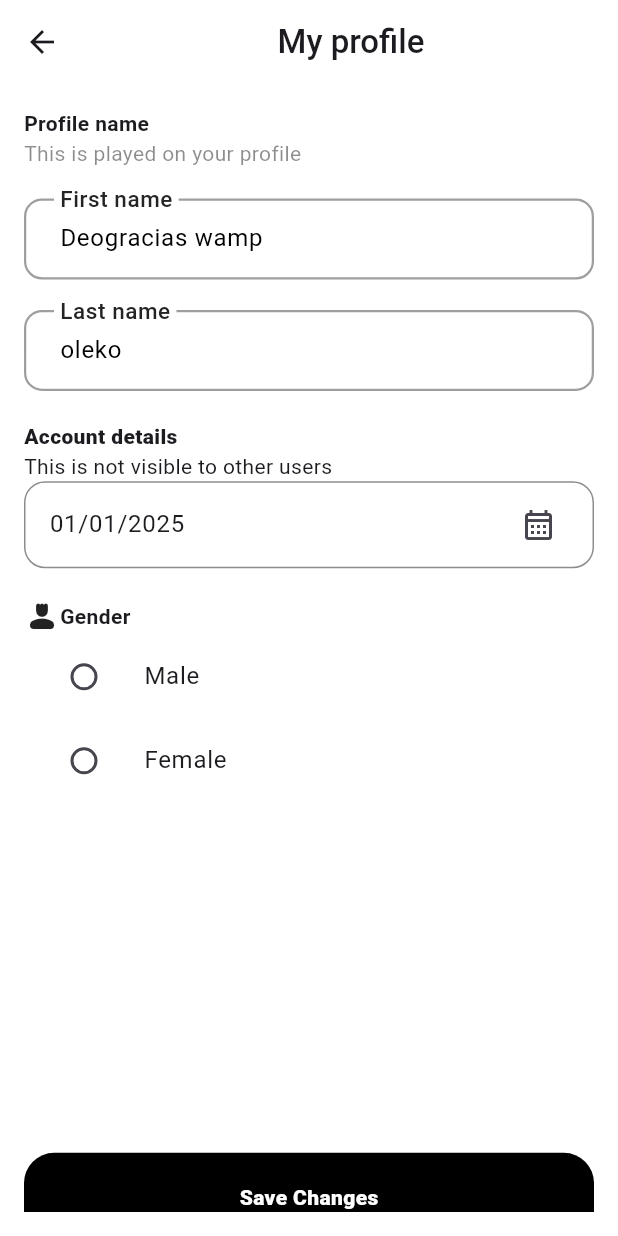
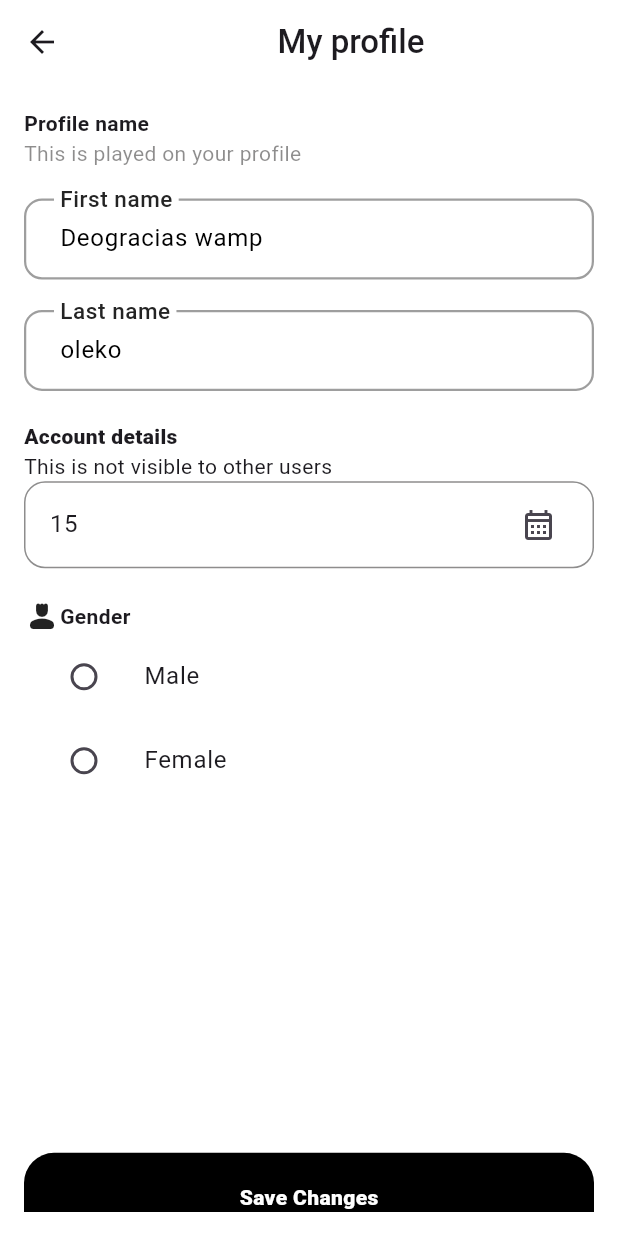
Before and after one commit to AimenAlamin/al_pazar, a Flutter app: the Profile screen opened by its route, on a phone screen of 412 x 824 dp. Run offline on Flutter 3.47's test engine with Material 3 defaults, Android fonts, the light colour scheme and no system bars; our stand-ins replace flutter_screenutil.

Commit message:
add account

```diff
--- a/lib/features/account/AccountScreen.dart
+++ b/lib/features/account/AccountScreen.dart
@@ -2,7 +2,7 @@ import 'package:al_pazar/core/helpers/extensions.dart';
 import 'package:al_pazar/core/helpers/spacing.dart';
 import 'package:al_pazar/core/routing/routes.dart';
 import 'package:al_pazar/core/theming/colors.dart';
-import 'package:al_pazar/features/login/login_email_screen.dart';
+//import 'package:al_pazar/features/login/login_email_screen.dart';
 import 'package:flutter/material.dart';
 import 'package:flutter/rendering.dart';
 
--- a/lib/features/account/Profile.dart
+++ b/lib/features/account/Profile.dart
@@ -1,7 +1,7 @@
 import 'package:al_pazar/core/helpers/spacing.dart';
 import 'package:al_pazar/core/theming/colors.dart';
 import 'package:flutter/material.dart';
-import 'package:intl/intl.dart';
+//import 'package:intl/intl.dart';
 
 class Profile extends StatefulWidget {
   Profile({super.key});
@@ -17,7 +17,7 @@ class _ProfileState extends State<Profile> {
   final TextEditingController userLastname =
       TextEditingController(text: "oleko");
 
-  DateTime _dateOfbirth = DateTime.now(); // Correct variable name
+//DateTime _dateOfbirth = DateTime.now(); // Correct variable name
   String formattedDate = "";
 
   // Use the correct name
@@ -26,7 +26,7 @@ class _ProfileState extends State<Profile> {
 
   @override
   void initState() {
-    formattedDate = DateFormat('dd/MM/yyyy').format(_dateOfbirth);
+    formattedDate = "15";
     setState(() {});
     // TODO: implement initState
     super.initState();
@@ -182,11 +182,11 @@ class _ProfileState extends State<Profile> {
                         child: child!,
                       );
                     }).then((value) {
-                  setState(() {
+                  /*  setState(() {
                     _dateOfbirth = value!;
                     formattedDate =
                         DateFormat('dd/MM/yyyy').format(_dateOfbirth);
-                  });
+                  });*/
                 });
               },
               child: Container(
```
